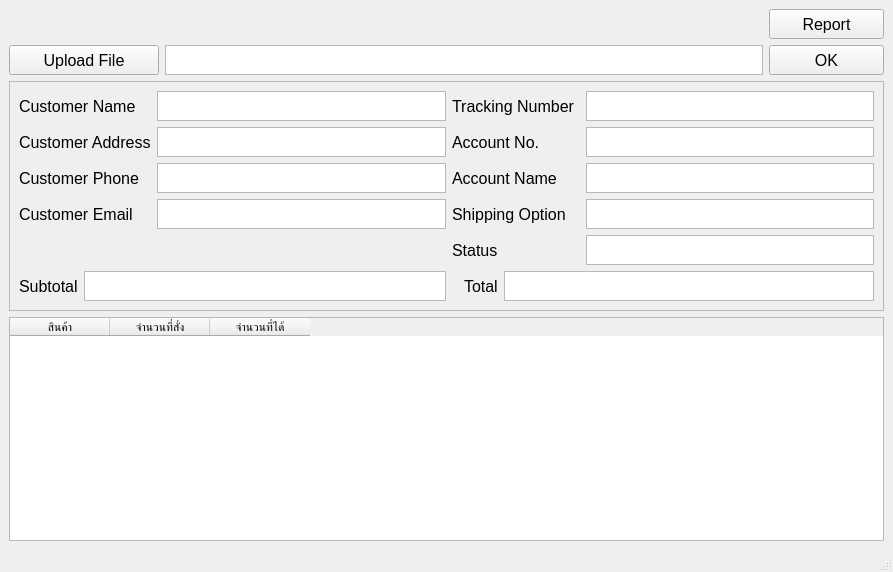
Before: the Qt Designer form GUI_Mrince_7.ui in ThanawatKMUTNB/MRINCE, drawn with Qt 5.
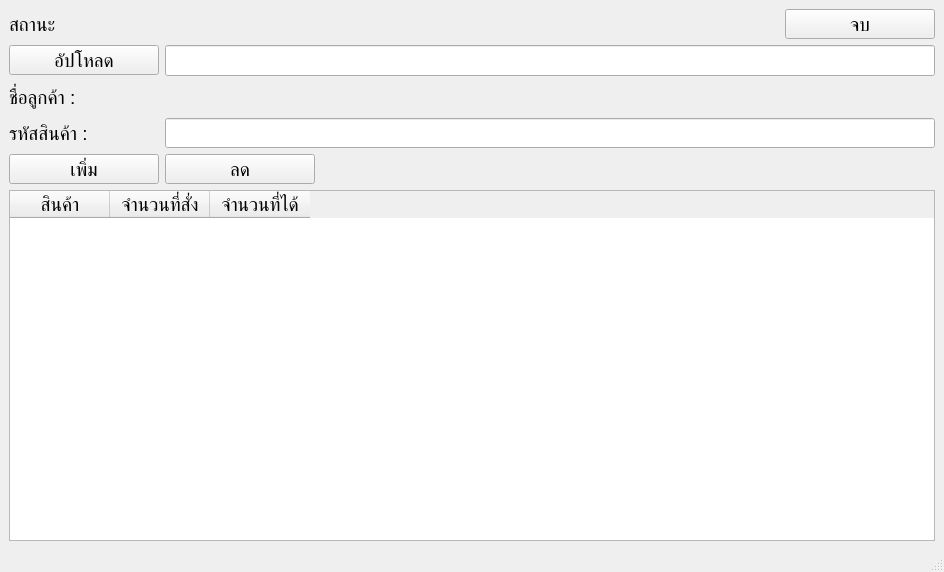
After: the same form once the commit is applied.

```diff
--- a/GUI_Mrince_7.ui
+++ b/GUI_Mrince_7.ui
@@ -6,7 +6,7 @@
    <rect>
     <x>0</x>
     <y>0</y>
-    <width>893</width>
+    <width>944</width>
     <height>572</height>
    </rect>
   </property>
@@ -14,19 +14,54 @@
    <string>MainWindow</string>
   </property>
   <widget class="QWidget" name="centralwidget">
-   <layout class="QGridLayout" name="gridLayout_2">
-    <item row="0" column="0" colspan="2">
-     <spacer name="horizontalSpacer">
-      <property name="orientation">
-       <enum>Qt::Horizontal</enum>
+   <layout class="QGridLayout" name="gridLayout">
+    <item row="0" column="0">
+     <widget class="QLabel" name="label_4">
+      <property name="sizePolicy">
+       <sizepolicy hsizetype="Expanding" vsizetype="Expanding">
+        <horstretch>0</horstretch>
+        <verstretch>0</verstretch>
+       </sizepolicy>
       </property>
-      <property name="sizeHint" stdset="0">
+      <property name="maximumSize">
        <size>
-        <width>754</width>
-        <height>20</height>
+        <width>150</width>
+        <height>30</height>
        </size>
       </property>
-     </spacer>
+      <property name="font">
+       <font>
+        <pointsize>14</pointsize>
+       </font>
+      </property>
+      <property name="text">
+       <string>สถานะ</string>
+      </property>
+     </widget>
+    </item>
+    <item row="0" column="1">
+     <widget class="QLabel" name="label_5">
+      <property name="sizePolicy">
+       <sizepolicy hsizetype="Expanding" vsizetype="Expanding">
+        <horstretch>0</horstretch>
+        <verstretch>0</verstretch>
+       </sizepolicy>
+      </property>
+      <property name="maximumSize">
+       <size>
+        <width>16777215</width>
+        <height>30</height>
+       </size>
+      </property>
+      <property name="font">
+       <font>
+        <pointsize>14</pointsize>
+       </font>
+      </property>
+      <property name="text">
+       <string/>
+      </property>
+     </widget>
     </item>
     <item row="0" column="2">
      <widget class="QPushButton" name="pushButton">
@@ -44,11 +79,11 @@
       </property>
       <property name="font">
        <font>
-        <pointsize>12</pointsize>
+        <pointsize>14</pointsize>
        </font>
       </property>
       <property name="text">
-       <string>Report</string>
+       <string>จบ</string>
       </property>
      </widget>
     </item>
@@ -60,6 +95,12 @@
         <verstretch>0</verstretch>
        </sizepolicy>
       </property>
+      <property name="minimumSize">
+       <size>
+        <width>150</width>
+        <height>0</height>
+       </size>
+      </property>
       <property name="maximumSize">
        <size>
         <width>150</width>
@@ -68,46 +109,166 @@
       </property>
       <property name="font">
        <font>
-        <pointsize>12</pointsize>
+        <pointsize>14</pointsize>
        </font>
       </property>
       <property name="text">
-       <string>Upload File</string>
+       <string>อัปโหลด</string>
       </property>
      </widget>
     </item>
-    <item row="1" column="1">
-     <widget class="QPlainTextEdit" name="plainTextEdit">
+    <item row="1" column="1" colspan="2">
+     <widget class="QLineEdit" name="lineEdit">
+      <property name="minimumSize">
+       <size>
+        <width>0</width>
+        <height>30</height>
+       </size>
+      </property>
+      <property name="maximumSize">
+       <size>
+        <width>16777215</width>
+        <height>40</height>
+       </size>
+      </property>
+      <property name="font">
+       <font>
+        <pointsize>14</pointsize>
+       </font>
+      </property>
+     </widget>
+    </item>
+    <item row="2" column="0">
+     <widget class="QLabel" name="label_2">
       <property name="sizePolicy">
+       <sizepolicy hsizetype="Preferred" vsizetype="Expanding">
+        <horstretch>0</horstretch>
+        <verstretch>0</verstretch>
+       </sizepolicy>
+      </property>
+      <property name="minimumSize">
+       <size>
+        <width>150</width>
+        <height>0</height>
+       </size>
+      </property>
+      <property name="maximumSize">
+       <size>
+        <width>150</width>
+        <height>30</height>
+       </size>
+      </property>
+      <property name="font">
+       <font>
+        <pointsize>14</pointsize>
+       </font>
+      </property>
+      <property name="text">
+       <string>ชื่อลูกค้า : </string>
+      </property>
+     </widget>
+    </item>
+    <item row="2" column="1" colspan="2">
+     <widget class="QLabel" name="label_3">
+      <property name="sizePolicy">
        <sizepolicy hsizetype="Expanding" vsizetype="Expanding">
         <horstretch>0</horstretch>
         <verstretch>0</verstretch>
        </sizepolicy>
       </property>
+      <property name="maximumSize">
+       <size>
+        <width>16777215</width>
+        <height>30</height>
+       </size>
+      </property>
+      <property name="font">
+       <font>
+        <pointsize>14</pointsize>
+       </font>
+      </property>
+      <property name="text">
+       <string/>
+      </property>
+      <property name="textInteractionFlags">
+       <set>Qt::LinksAccessibleByMouse</set>
+      </property>
+     </widget>
+    </item>
+    <item row="3" column="0">
+     <widget class="QLabel" name="label">
       <property name="minimumSize">
        <size>
-        <width>0</width>
+        <width>150</width>
         <height>0</height>
        </size>
       </property>
       <property name="maximumSize">
        <size>
+        <width>150</width>
+        <height>30</height>
+       </size>
+      </property>
+      <property name="font">
+       <font>
+        <pointsize>14</pointsize>
+       </font>
+      </property>
+      <property name="text">
+       <string>รหัสสินค้า : </string>
+      </property>
+     </widget>
+    </item>
+    <item row="3" column="1" colspan="2">
+     <widget class="QLineEdit" name="lineEdit_3">
+      <property name="minimumSize">
+       <size>
+        <width>0</width>
+        <height>30</height>
+       </size>
+      </property>
+      <property name="maximumSize">
+       <size>
         <width>16777215</width>
         <height>30</height>
        </size>
       </property>
       <property name="font">
        <font>
-        <kerning>true</kerning>
+        <pointsize>14</pointsize>
+       </font>
+      </property>
+     </widget>
+    </item>
+    <item row="4" column="0">
+     <widget class="QPushButton" name="pushButton_4">
+      <property name="sizePolicy">
+       <sizepolicy hsizetype="Expanding" vsizetype="Expanding">
+        <horstretch>0</horstretch>
+        <verstretch>0</verstretch>
+       </sizepolicy>
+      </property>
+      <property name="maximumSize">
+       <size>
+        <width>150</width>
+        <height>30</height>
+       </size>
+      </property>
+      <property name="font">
+       <font>
+        <pointsize>14</pointsize>
        </font>
       </property>
       <property name="autoFillBackground">
-       <bool>true</bool>
+       <bool>false</bool>
+      </property>
+      <property name="text">
+       <string>เพิ่ม</string>
       </property>
      </widget>
     </item>
-    <item row="1" column="2">
-     <widget class="QPushButton" name="pushButton_3">
+    <item row="4" column="1">
+     <widget class="QPushButton" name="pushButton_5">
       <property name="sizePolicy">
        <sizepolicy hsizetype="Expanding" vsizetype="Expanding">
         <horstretch>0</horstretch>
@@ -122,476 +283,21 @@
       </property>
       <property name="font">
        <font>
-        <pointsize>12</pointsize>
+        <pointsize>14</pointsize>
        </font>
       </property>
       <property name="text">
-       <string>OK</string>
+       <string>ลด</string>
       </property>
      </widget>
     </item>
-    <item row="2" column="0" colspan="3">
-     <widget class="QFrame" name="frame">
-      <property name="sizePolicy">
-       <sizepolicy hsizetype="Expanding" vsizetype="Expanding">
-        <horstretch>0</horstretch>
-        <verstretch>0</verstretch>
-       </sizepolicy>
-      </property>
-      <property name="frameShape">
-       <enum>QFrame::StyledPanel</enum>
-      </property>
-      <property name="frameShadow">
-       <enum>QFrame::Raised</enum>
-      </property>
-      <layout class="QGridLayout" name="gridLayout">
-       <item row="0" column="5">
-        <widget class="QPlainTextEdit" name="plainTextEdit_15">
-         <property name="minimumSize">
-          <size>
-           <width>0</width>
-           <height>20</height>
-          </size>
-         </property>
-         <property name="maximumSize">
-          <size>
-           <width>16777215</width>
-           <height>30</height>
-          </size>
-         </property>
-        </widget>
-       </item>
-       <item row="2" column="2">
-        <widget class="QPlainTextEdit" name="plainTextEdit_7">
-         <property name="minimumSize">
-          <size>
-           <width>0</width>
-           <height>20</height>
-          </size>
-         </property>
-         <property name="maximumSize">
-          <size>
-           <width>16777215</width>
-           <height>30</height>
-          </size>
-         </property>
-        </widget>
-       </item>
-       <item row="3" column="0" colspan="2">
-        <widget class="QLabel" name="label_4">
-         <property name="sizePolicy">
-          <sizepolicy hsizetype="Preferred" vsizetype="Expanding">
-           <horstretch>0</horstretch>
-           <verstretch>0</verstretch>
-          </sizepolicy>
-         </property>
-         <property name="maximumSize">
-          <size>
-           <width>16777215</width>
-           <height>30</height>
-          </size>
-         </property>
-         <property name="font">
-          <font>
-           <pointsize>12</pointsize>
-          </font>
-         </property>
-         <property name="text">
-          <string>Customer Email</string>
-         </property>
-        </widget>
-       </item>
-       <item row="1" column="5">
-        <widget class="QPlainTextEdit" name="plainTextEdit_16">
-         <property name="minimumSize">
-          <size>
-           <width>0</width>
-           <height>20</height>
-          </size>
-         </property>
-         <property name="maximumSize">
-          <size>
-           <width>16777215</width>
-           <height>30</height>
-          </size>
-         </property>
-        </widget>
-       </item>
-       <item row="0" column="3" colspan="2">
-        <widget class="QLabel" name="label_6">
-         <property name="sizePolicy">
-          <sizepolicy hsizetype="Preferred" vsizetype="Expanding">
-           <horstretch>0</horstretch>
-           <verstretch>0</verstretch>
-          </sizepolicy>
-         </property>
-         <property name="maximumSize">
-          <size>
-           <width>16777215</width>
-           <height>30</height>
-          </size>
-         </property>
-         <property name="font">
-          <font>
-           <pointsize>12</pointsize>
-          </font>
-         </property>
-         <property name="text">
-          <string>Tracking Number</string>
-         </property>
-        </widget>
-       </item>
-       <item row="2" column="0" colspan="2">
-        <widget class="QLabel" name="label_3">
-         <property name="sizePolicy">
-          <sizepolicy hsizetype="Preferred" vsizetype="Expanding">
-           <horstretch>0</horstretch>
-           <verstretch>0</verstretch>
-          </sizepolicy>
-         </property>
-         <property name="maximumSize">
-          <size>
-           <width>16777215</width>
-           <height>30</height>
-          </size>
-         </property>
-         <property name="font">
-          <font>
-           <pointsize>12</pointsize>
-          </font>
-         </property>
-         <property name="text">
-          <string>Customer Phone</string>
-         </property>
-        </widget>
-       </item>
-       <item row="5" column="0">
-        <widget class="QLabel" name="label_10">
-         <property name="sizePolicy">
-          <sizepolicy hsizetype="Fixed" vsizetype="Preferred">
-           <horstretch>0</horstretch>
-           <verstretch>0</verstretch>
-          </sizepolicy>
-         </property>
-         <property name="font">
-          <font>
-           <pointsize>12</pointsize>
-          </font>
-         </property>
-         <property name="layoutDirection">
-          <enum>Qt::RightToLeft</enum>
-         </property>
-         <property name="text">
-          <string>Subtotal</string>
-         </property>
-        </widget>
-       </item>
-       <item row="0" column="2">
-        <widget class="QPlainTextEdit" name="plainTextEdit_5">
-         <property name="minimumSize">
-          <size>
-           <width>0</width>
-           <height>20</height>
-          </size>
-         </property>
-         <property name="maximumSize">
-          <size>
-           <width>16777215</width>
-           <height>30</height>
-          </size>
-         </property>
-         <property name="font">
-          <font>
-           <pointsize>10</pointsize>
-          </font>
-         </property>
-        </widget>
-       </item>
-       <item row="5" column="1" colspan="2">
-        <widget class="QPlainTextEdit" name="plainTextEdit_4">
-         <property name="minimumSize">
-          <size>
-           <width>0</width>
-           <height>20</height>
-          </size>
-         </property>
-         <property name="maximumSize">
-          <size>
-           <width>16777215</width>
-           <height>30</height>
-          </size>
-         </property>
-         <property name="font">
-          <font>
-           <pointsize>10</pointsize>
-          </font>
-         </property>
-        </widget>
-       </item>
-       <item row="5" column="3">
-        <widget class="QLabel" name="label_11">
-         <property name="sizePolicy">
-          <sizepolicy hsizetype="Fixed" vsizetype="Preferred">
-           <horstretch>0</horstretch>
-           <verstretch>0</verstretch>
-          </sizepolicy>
-         </property>
-         <property name="font">
-          <font>
-           <pointsize>12</pointsize>
-          </font>
-         </property>
-         <property name="layoutDirection">
-          <enum>Qt::RightToLeft</enum>
-         </property>
-         <property name="text">
-          <string>Total</string>
-         </property>
-        </widget>
-       </item>
-       <item row="1" column="0" colspan="2">
-        <widget class="QLabel" name="label_5">
-         <property name="sizePolicy">
-          <sizepolicy hsizetype="Preferred" vsizetype="Expanding">
-           <horstretch>0</horstretch>
-           <verstretch>0</verstretch>
-          </sizepolicy>
-         </property>
-         <property name="maximumSize">
-          <size>
-           <width>16777215</width>
-           <height>30</height>
-          </size>
-         </property>
-         <property name="font">
-          <font>
-           <pointsize>12</pointsize>
-          </font>
-         </property>
-         <property name="text">
-          <string>Customer Address</string>
-         </property>
-        </widget>
-       </item>
-       <item row="5" column="4" colspan="2">
-        <widget class="QPlainTextEdit" name="plainTextEdit_3">
-         <property name="minimumSize">
-          <size>
-           <width>0</width>
-           <height>20</height>
-          </size>
-         </property>
-         <property name="maximumSize">
-          <size>
-           <width>16777215</width>
-           <height>30</height>
-          </size>
-         </property>
-         <property name="font">
-          <font>
-           <pointsize>10</pointsize>
-          </font>
-         </property>
-        </widget>
-       </item>
-       <item row="0" column="0" colspan="2">
-        <widget class="QLabel" name="label_2">
-         <property name="sizePolicy">
-          <sizepolicy hsizetype="Preferred" vsizetype="Expanding">
-           <horstretch>0</horstretch>
-           <verstretch>0</verstretch>
-          </sizepolicy>
-         </property>
-         <property name="maximumSize">
-          <size>
-           <width>16777215</width>
-           <height>30</height>
-          </size>
-         </property>
-         <property name="font">
-          <font>
-           <pointsize>12</pointsize>
-          </font>
-         </property>
-         <property name="text">
-          <string>Customer Name</string>
-         </property>
-        </widget>
-       </item>
-       <item row="1" column="3" colspan="2">
-        <widget class="QLabel" name="label_7">
-         <property name="sizePolicy">
-          <sizepolicy hsizetype="Preferred" vsizetype="Expanding">
-           <horstretch>0</horstretch>
-           <verstretch>0</verstretch>
-          </sizepolicy>
-         </property>
-         <property name="maximumSize">
-          <size>
-           <width>16777215</width>
-           <height>30</height>
-          </size>
-         </property>
-         <property name="font">
-          <font>
-           <pointsize>12</pointsize>
-          </font>
-         </property>
-         <property name="text">
-          <string>Account No.</string>
-         </property>
-        </widget>
-       </item>
-       <item row="3" column="3" colspan="2">
-        <widget class="QLabel" name="label_9">
-         <property name="sizePolicy">
-          <sizepolicy hsizetype="Preferred" vsizetype="Expanding">
-           <horstretch>0</horstretch>
-           <verstretch>0</verstretch>
-          </sizepolicy>
-         </property>
-         <property name="maximumSize">
-          <size>
-           <width>16777215</width>
-           <height>30</height>
-          </size>
-         </property>
-         <property name="font">
-          <font>
-           <pointsize>12</pointsize>
-          </font>
-         </property>
-         <property name="text">
-          <string>Shipping Option	</string>
-         </property>
-        </widget>
-       </item>
-       <item row="2" column="3" colspan="2">
-        <widget class="QLabel" name="label_8">
-         <property name="sizePolicy">
-          <sizepolicy hsizetype="Preferred" vsizetype="Expanding">
-           <horstretch>0</horstretch>
-           <verstretch>0</verstretch>
-          </sizepolicy>
-         </property>
-         <property name="maximumSize">
-          <size>
-           <width>16777215</width>
-           <height>30</height>
-          </size>
-         </property>
-         <property name="font">
-          <font>
-           <pointsize>12</pointsize>
-          </font>
-         </property>
-         <property name="text">
-          <string>Account Name</string>
-         </property>
-        </widget>
-       </item>
-       <item row="3" column="5">
-        <widget class="QPlainTextEdit" name="plainTextEdit_18">
-         <property name="minimumSize">
-          <size>
-           <width>0</width>
-           <height>20</height>
-          </size>
-         </property>
-         <property name="maximumSize">
-          <size>
-           <width>16777215</width>
-           <height>30</height>
-          </size>
-         </property>
-        </widget>
-       </item>
-       <item row="4" column="3">
-        <widget class="QLabel" name="label">
-         <property name="font">
-          <font>
-           <pointsize>12</pointsize>
-          </font>
-         </property>
-         <property name="text">
-          <string>Status</string>
-         </property>
-        </widget>
-       </item>
-       <item row="3" column="2">
-        <widget class="QPlainTextEdit" name="plainTextEdit_14">
-         <property name="minimumSize">
-          <size>
-           <width>0</width>
-           <height>20</height>
-          </size>
-         </property>
-         <property name="maximumSize">
-          <size>
-           <width>16777215</width>
-           <height>30</height>
-          </size>
-         </property>
-        </widget>
-       </item>
-       <item row="4" column="5">
-        <widget class="QPlainTextEdit" name="plainTextEdit_2">
-         <property name="minimumSize">
-          <size>
-           <width>0</width>
-           <height>20</height>
-          </size>
-         </property>
-         <property name="maximumSize">
-          <size>
-           <width>16777215</width>
-           <height>30</height>
-          </size>
-         </property>
-         <property name="font">
-          <font>
-           <pointsize>10</pointsize>
-          </font>
-         </property>
-        </widget>
-       </item>
-       <item row="1" column="2">
-        <widget class="QPlainTextEdit" name="plainTextEdit_6">
-         <property name="minimumSize">
-          <size>
-           <width>0</width>
-           <height>20</height>
-          </size>
-         </property>
-         <property name="maximumSize">
-          <size>
-           <width>16777215</width>
-           <height>30</height>
-          </size>
-         </property>
-        </widget>
-       </item>
-       <item row="2" column="5">
-        <widget class="QPlainTextEdit" name="plainTextEdit_17">
-         <property name="minimumSize">
-          <size>
-           <width>0</width>
-           <height>20</height>
-          </size>
-         </property>
-         <property name="maximumSize">
-          <size>
-           <width>16777215</width>
-           <height>30</height>
-          </size>
-         </property>
-        </widget>
-       </item>
-      </layout>
-     </widget>
-    </item>
-    <item row="3" column="0" colspan="3">
+    <item row="5" column="0" colspan="3">
      <widget class="QTableWidget" name="tableWidget">
+      <property name="font">
+       <font>
+        <pointsize>14</pointsize>
+       </font>
+      </property>
       <attribute name="horizontalHeaderVisible">
        <bool>true</bool>
       </attribute>
@@ -601,6 +307,9 @@
       <attribute name="horizontalHeaderShowSortIndicator" stdset="0">
        <bool>false</bool>
       </attribute>
+      <attribute name="verticalHeaderVisible">
+       <bool>false</bool>
+      </attribute>
       <column>
        <property name="text">
         <string>สินค้า</string>
```
Left out of the diff: 2 changed lines with no effect on the pictures.
